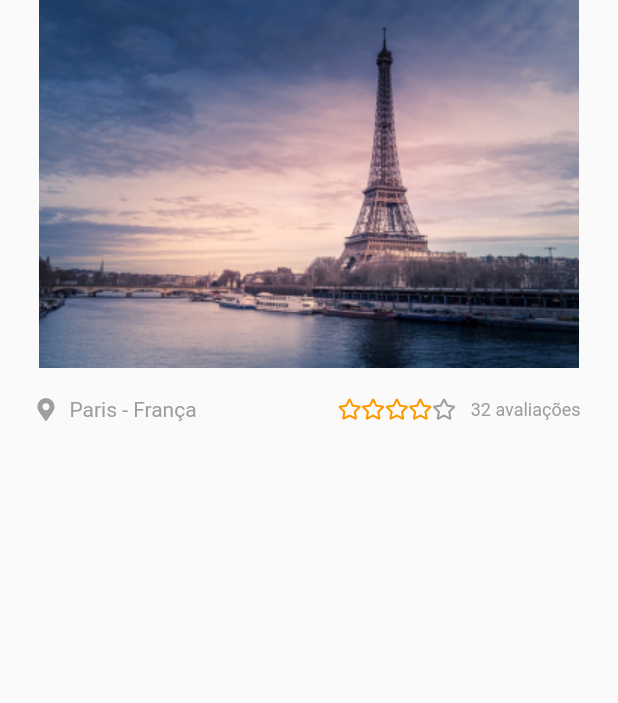
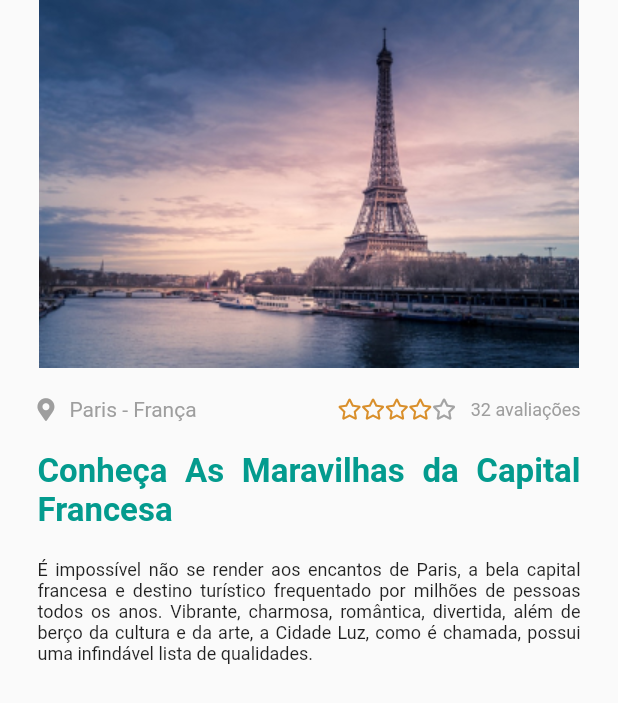
Before and after one commit to EduardoGladzik/projeto_tripadvisor, a Flutter app: the screen it shows after launch, on a phone screen of 412 x 824 dp. Shown: the top 703 px of the screen. Run offline on Flutter 3.47's test engine with Material 2 defaults, Android fonts, the phone set to English and light mode, and no system bars; our stand-ins replace font_awesome_flutter.

Commit message:
Criação do widget DestinationDescription e implementação do mesmo na home

```diff
--- a/lib/screens/home/home.dart
+++ b/lib/screens/home/home.dart
@@ -1,6 +1,7 @@
 import 'package:flutter/cupertino.dart';
 import 'package:flutter/material.dart';
 import 'package:projeto_tripadvisor/model/destination.dart';
+import 'package:projeto_tripadvisor/screens/widgets/destination_description.dart';
 import 'package:projeto_tripadvisor/screens/widgets/destination_details.dart';
 
 class HomePage extends StatelessWidget {
@@ -8,7 +9,7 @@ class HomePage extends StatelessWidget {
     banner: "assets/images/Banner.jpg",
     location: "Paris - França",
     rating: 32,
-    descriptionTitle: "Conheça as maravilhas da capital Francesa",
+    descriptionTitle: "Conheça As Maravilhas da Capital Francesa",
     description: "É impossível não se render aos encantos de Paris, a bela capital francesa e destino turístico frequentado por milhões de pessoas todos os anos. Vibrante, charmosa, romântica, divertida, além de berço da cultura e da arte, a Cidade Luz, como é chamada, possui uma infindável lista de qualidades.",
     pictures: [
       Image.asset("assets/images/foto_1.jpg"),
@@ -46,6 +47,7 @@ class HomePage extends StatelessWidget {
             children: [
               Image.asset(destination.banner),
               DestinationDetails(destination),
+              DestinationDescription(destination)
             ],
           ),
         ),
--- /dev/null
+++ b/lib/screens/widgets/destination_description.dart
@@ -0,0 +1,39 @@
+import 'package:flutter/cupertino.dart';
+import 'package:flutter/material.dart';
+import 'package:projeto_tripadvisor/model/destination.dart';
+import 'package:projeto_tripadvisor/style.dart';
+
+class DestinationDescription extends StatelessWidget {
+  final Destination _destination;
+
+  DestinationDescription(this._destination);
+
+  @override
+  Widget build(BuildContext context) {
+    return Column(
+      children: [
+        Text(
+          _destination.descriptionTitle,
+          style: TextStyle(
+            color: greenTheme,
+            fontWeight: FontWeight.bold,
+            fontSize: 22,
+          ),
+          textAlign: TextAlign.justify,
+        ),
+        Padding(
+          padding: const EdgeInsets.symmetric(
+            vertical: 20
+          ),
+          child: Text(
+            _destination.description,
+            style: TextStyle(
+              fontSize: 12
+            ),
+            textAlign: TextAlign.justify,
+          ),
+        )
+      ],
+    );
+  }
+}
--- a/lib/screens/widgets/destination_details.dart
+++ b/lib/screens/widgets/destination_details.dart
@@ -1,7 +1,7 @@
 import 'package:projeto_tripadvisor/model/destination.dart';
 import 'package:flutter/material.dart';
 import 'package:font_awesome_flutter/font_awesome_flutter.dart';
-import 'package:projeto_tripadvisor/screens/widgets/starRating.dart';
+import 'package:projeto_tripadvisor/screens/widgets/star_rating.dart';
 
 class DestinationDetails extends StatelessWidget {
   final Destination _destination;
--- a/lib/screens/widgets/starRating.dart
+++ b/lib/screens/widgets/star_rating.dart
@@ -1,6 +1,7 @@
 import 'package:flutter/cupertino.dart';
 import 'package:flutter/material.dart';
 import 'package:font_awesome_flutter/font_awesome_flutter.dart';
+import 'package:projeto_tripadvisor/style.dart';
 
 class StarRating extends StatelessWidget {
   @override
@@ -9,31 +10,30 @@ class StarRating extends StatelessWidget {
       children: [
         FaIcon(
         FontAwesomeIcons.star,
-        color: Colors.orange,
+        color: orangeTheme,
         size: 14,
       ),
       FaIcon(
         FontAwesomeIcons.star,
-        color: Colors.orange,
+        color: orangeTheme,
         size: 14,
       ),
       FaIcon(
         FontAwesomeIcons.star,
-        color: Colors.orange,
+        color: orangeTheme,
         size: 14,
       ),
       FaIcon(
         FontAwesomeIcons.star,
-        color: Colors.orange,
+        color: orangeTheme,
         size: 14
       ),
       FaIcon(
         FontAwesomeIcons.star,
-        color: Colors.grey,
+        color: greyTheme,
         size: 14
       ),
       ],
     );
   }
-
 }
--- a/lib/style.dart
+++ b/lib/style.dart
@@ -1,5 +1,5 @@
 import 'package:flutter/painting.dart';
 
-Color green = Color(0xFF039B8E);
-Color orange = Color(0xFFD98F2B);
-Color grey = Color(0xFFA3A3A3);
+Color greenTheme = Color(0xFF039B8E);
+Color orangeTheme = Color(0xFFD98F2B);
+Color greyTheme = Color(0xFFA3A3A3);
```
